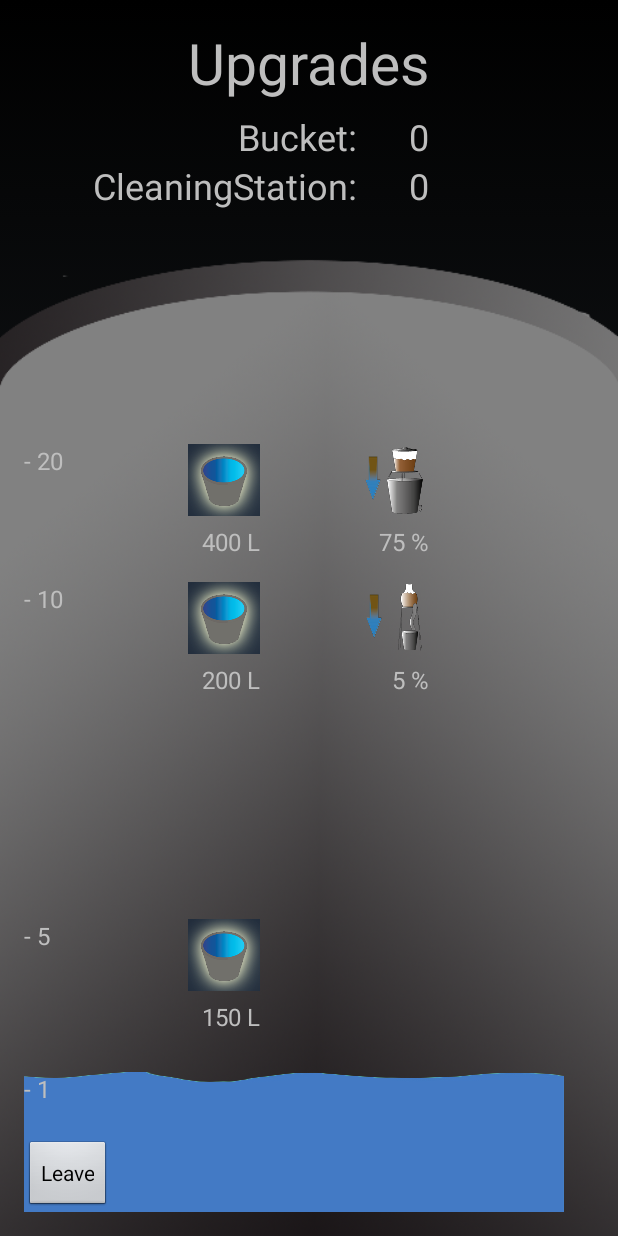
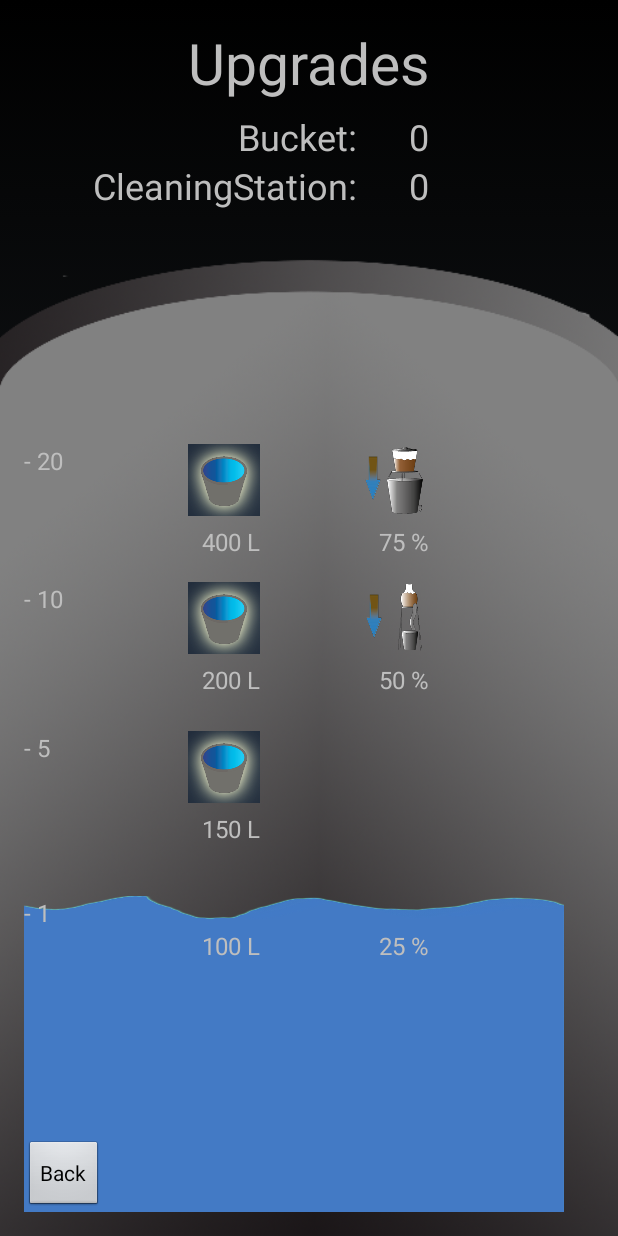
Before and after one commit to Agfct/MagicaeLudos, an Android app: the UpgradesActivity screen opened directly, with no data from a screen before it, on a phone screen of 412 x 824 dp. Run offline under Robolectric (Android 15) with nearby library versions, the phone set to English and light mode, and no system bars.

Commit message:
updated names

```diff
--- a/app/src/main/java/com/magicaeludos/mobile/magicaeludos/framework/GUIhandler.java
+++ b/app/src/main/java/com/magicaeludos/mobile/magicaeludos/framework/GUIhandler.java
@@ -148,7 +148,6 @@ public class GUIhandler {
 
         //Set dirty amount of the image
         int dirtyPercentage = water.getDirtyWaterPercentage();
-        Log.w("GUIHandler","Dirty percentage"+dirtyPercentage);
         int tmp_red;
         int tmp_green;
         int tmp_blue;
--- a/app/src/main/java/com/magicaeludos/mobile/magicaeludos/framework/Grid.java
+++ b/app/src/main/java/com/magicaeludos/mobile/magicaeludos/framework/Grid.java
@@ -108,7 +108,6 @@ public class Grid {
             case 1:return lane1;
             case 2:return lane2;
             case 3:return lane3;
-            case 4:return new Point(-135,0);
         }
         //If a laneNr is not between 1-3 it returns the point of lane 1
         return lane1;
@@ -128,6 +127,7 @@ public class Grid {
             case 1:return innerLane1;
             case 2:return innerLane2;
             case 3:return innerLane3;
+            case 4:return new Point(0,0);
         }
         //If a laneNr is not between 1-3 it returns the point of lane 1
         return innerLane1;
--- a/app/src/main/java/com/magicaeludos/mobile/magicaeludos/implementation/Obstacle.java
+++ b/app/src/main/java/com/magicaeludos/mobile/magicaeludos/implementation/Obstacle.java
@@ -25,7 +25,7 @@ public class Obstacle extends GameObject {
 
 
     public Obstacle(GameContent content, Bitmap spriteSheet, int nr, int nrOfLanes, int nrOfRows, ObstacleType obstacleType){
-        super( content, new Point(content.getGrid().getLane(nr).x+(int)((content.getGrid().getColWidth()-content.getGrid().getInnerWidth())/2),content.getGrid().getLane(nr).y-content.getGrid().getInnerHeight()*nrOfRows), content.getGrid().getColWidth()*(nrOfLanes-1)+content.getGrid().getInnerWidth(), content.getGrid().getInnerHeight()* nrOfRows, spriteSheet);
+        super( content, new Point(content.getGrid().getInnerLane(nr).x,content.getGrid().getLane(nr).y-content.getGrid().getInnerHeight()*nrOfRows), content.getGrid().getColWidth()*(nrOfLanes-1)+content.getGrid().getInnerWidth(), content.getGrid().getInnerHeight()* nrOfRows, spriteSheet);
         this.nr = nr;
         speed = content.getSpeed();
         this.obstacleType = obstacleType;
--- a/app/src/main/java/com/magicaeludos/mobile/magicaeludos/implementation/Player.java
+++ b/app/src/main/java/com/magicaeludos/mobile/magicaeludos/implementation/Player.java
@@ -70,9 +70,9 @@ public class Player extends GameObject {
 
         //Defining the box that registers swipe input
         this.swipeBoxX = 0;
-        this.swipeBoxY = content.getGrid().getScreenHeight()/2;
+        this.swipeBoxY = 0;
         this.swipeBoxWidth = content.getGrid().getScreenWidth();
-        this.swipeBoxHeight = swipeBoxY;
+        this.swipeBoxHeight = content.getGrid().getScreenHeight();
 
         //Defines the three lane spots that the player can move between
         this.lane1 = content.getGrid().getPlayerLane(1);
--- a/app/src/main/java/com/magicaeludos/mobile/magicaeludos/implementation/activities/GameContent.java
+++ b/app/src/main/java/com/magicaeludos/mobile/magicaeludos/implementation/activities/GameContent.java
@@ -153,7 +153,7 @@ public class GameContent implements Content{
         //MIDDLE
         paint.setColor(Color.WHITE);
         paint.setTextSize(this.getActivity().getApplicationContext().getResources().getDimensionPixelSize(R.dimen.large_text));
-        canvas.drawText("Game Time: " + currentGameTime, 100, 100, paint);
+//        canvas.drawText("Game Time: " + currentGameTime, 100, 100, paint);
 //        canvas.drawText("Time Elapsed: " + timeElapsed, 100, 120, paint);
         paint = new Paint();
 
@@ -213,7 +213,6 @@ public class GameContent implements Content{
         intent.putExtra("dirtyWater", water.getDirtyWater());
         intent.putExtra("dirtyWaterMultiplier", activity.getVillage().getDirtyWaterMultiplier());
         updateVillage();
-        activity.getVillage().setTotalWater(1000);
         activity.goTo(intent);
 
     }
--- a/app/src/main/res/layout/activity_upgrades.xml
+++ b/app/src/main/res/layout/activity_upgrades.xml
@@ -45,6 +45,16 @@
         android:layout_toEndOf="@+id/txtUpgradeNr0" />
 
     <TextView
+        android:id="@+id/textView2"
+        android:layout_width="wrap_content"
+        android:layout_height="wrap_content"
+        android:text="100 L"
+        android:textSize="@dimen/activity_horizontal_margin"
+        android:layout_below="@+id/txtUpgradeNr0"
+        android:layout_alignLeft="@+id/txtBucketUpgrade1"
+        android:layout_alignStart="@+id/txtBucketUpgrade1" />
+
+    <TextView
         android:id="@+id/txtUpgradeNr1"
         android:layout_width="wrap_content"
         android:layout_height="wrap_content"
@@ -82,10 +92,10 @@
         android:layout_height="wrap_content"
         android:text="- 1"
         android:textSize="@dimen/activity_horizontal_margin"
-        android:layout_alignParentBottom="true"
+        android:layout_below="@+id/txtBucketUpgrade1"
         android:layout_alignParentLeft="true"
         android:layout_alignParentStart="true"
-        android:layout_marginBottom="71dp" />
+        android:layout_marginTop="34dp" />
 
     <TextView
         android:id="@+id/txtBucketUpgrade"
@@ -130,10 +140,10 @@
         android:layout_width="wrap_content"
         android:layout_height="wrap_content"
         android:src="@drawable/uppgrade_bucket_1"
-        android:layout_above="@+id/btnBackToVillage"
-        android:layout_alignLeft="@+id/bucketUpgrade3"
-        android:layout_alignStart="@+id/bucketUpgrade3"
-        android:layout_marginBottom="99dp" />
+        android:layout_below="@+id/txtBucketUpgrade2"
+        android:layout_alignRight="@+id/txtBucketUpgrade3"
+        android:layout_alignEnd="@+id/txtBucketUpgrade3"
+        android:layout_marginTop="23dp" />
     <TextView
         android:id="@+id/txtBucketUpgrade1"
         android:layout_width="wrap_content"
@@ -175,7 +185,7 @@
         android:id="@+id/txtCleaningStationUpgrade1"
         android:layout_width="wrap_content"
         android:layout_height="wrap_content"
-        android:text="5 %"
+        android:text="50 %"
         android:textSize="@dimen/activity_horizontal_margin"
         android:layout_alignTop="@+id/txtBucketUpgrade2"
         android:layout_alignRight="@+id/cleaningStationUpgrade1"
@@ -223,11 +233,21 @@
         android:id="@+id/btnBackToVillage"
         android:layout_width="wrap_content"
         android:layout_height="wrap_content"
-        android:text="Leave"
+        android:text="Back"
         android:onClick="goToVillageActivity"
         android:layout_alignParentBottom="true"
         android:layout_alignParentLeft="true"
         android:layout_alignParentStart="true"/>
 
+    <TextView
+        android:id="@+id/textView3"
+        android:layout_width="wrap_content"
+        android:layout_height="wrap_content"
+        android:text="25 %"
+        android:textSize="@dimen/activity_horizontal_margin"
+        android:layout_alignTop="@+id/textView2"
+        android:layout_alignLeft="@+id/txtCleaningStationUpgrade1"
+        android:layout_alignStart="@+id/txtCleaningStationUpgrade1" />
+
 
 </RelativeLayout>
--- a/app/src/main/res/layout/after_game_info.xml
+++ b/app/src/main/res/layout/after_game_info.xml
@@ -46,7 +46,7 @@
         android:layout_width="wrap_content"
         android:layout_height="wrap_content"
         android:textSize="@dimen/medium_text"
-        android:text="TotalWaterCollected"
+        android:text="Total Water Collected"
         android:layout_marginBottom="101dp"
         android:layout_above="@+id/btnMainActivity"
         android:layout_centerHorizontal="true"/>
--- a/app/src/main/res/values/dimens.xml
+++ b/app/src/main/res/values/dimens.xml
@@ -6,4 +6,5 @@
     <dimen name="info_vertical_margin">128dp</dimen>
     <dimen name="medium_text">24dp</dimen>
     <dimen name="large_text">38dp</dimen>
+    <dimen name="huge_text">46dp</dimen>
 </resources>
--- a/app/src/main/res/values/strings.xml
+++ b/app/src/main/res/values/strings.xml
@@ -1,5 +1,5 @@
 <resources>
-    <string name="app_name">MagicaeLudos</string>
+    <string name="app_name">Providing Water</string>
 
     <string name="credits">Anders Lunde \n Morten Alver Normann \n Thea Hove Johansen \n Andreas Malmgård \n Marcus Nickelsen \n Anna Karina Magnussen</string>
 
@@ -19,7 +19,7 @@
 
     <!-- Level spesific strings-->
     <string name="level_info_1">
-        A person needs at least 20L of water every day for drinking and other needs. Pick up water and avoid obstacles to not spoil it!
+        A person needs at least 20L of water every day for drinking and other needs. Pick up water and avoid obstacles to not spoil it! \n Swipe the screen to move!
     </string>
     <string name="level_info_2">
         10% of all people is forced to rely on contaminated water sources for basic needs. Walk over brown puddles to pick up dirty water and filtrate it at the end!
```
Also changed, not shown: app/src/main/res/layout/activity_main.xml (+13 -6 lines), app/src/main/res/layout/level_info_1.xml (+6 -5 lines), app/src/main/res/layout/level_info_2.xml (+6 -5 lines), app/src/main/res/layout/level_info_3.xml (+6 -5 lines), app/src/main/res/layout/level_info_4.xml (+6 -5 lines).
